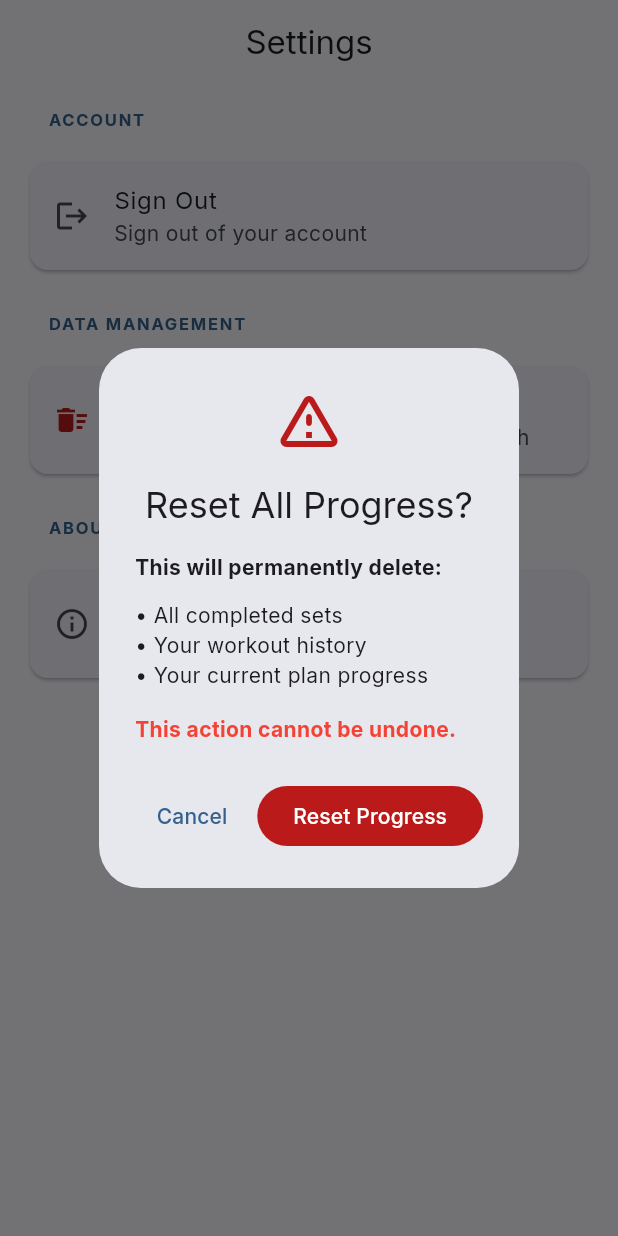
After one commit to abhirham/workout_tracker, a Flutter app: the SettingsScreen screen opened by its route, after a tap on "Reset All Progress", on a phone screen of 412 x 824 dp. The commit adds this screen. Run offline on Flutter 3.47's test engine with Material 3 defaults, Android fonts, the phone set to English and light mode, and no system bars; our stand-ins replace cloud_firestore, connectivity_plus, drift, firebase_auth, firebase_core, flutter_riverpod and 6 more; accounts and stored records are empty; generated files the repository leaves out were written again.

Commit message:
fixed inputs

```diff
--- a/workout_tracker/lib/core/router/app_router.dart
+++ b/workout_tracker/lib/core/router/app_router.dart
@@ -10,6 +10,7 @@ import 'package:workout_tracker/features/workout_plans/presentation/workout_plan
 import 'package:workout_tracker/features/weeks/presentation/week_selection_screen.dart';
 import 'package:workout_tracker/features/days/presentation/day_selection_screen.dart';
 import 'package:workout_tracker/features/workouts/presentation/workout_list_screen.dart';
+import 'package:workout_tracker/features/settings/presentation/settings_screen.dart';
 
 /// Helper class to convert a Stream into a ChangeNotifier for GoRouter
 class GoRouterRefreshStream extends ChangeNotifier {
@@ -82,6 +83,11 @@ final appRouterProvider = Provider<GoRouter>((ref) {
         name: 'home',
         builder: (context, state) => const WorkoutPlanListScreen(),
       ),
+      GoRoute(
+        path: '/settings',
+        name: 'settings',
+        builder: (context, state) => const SettingsScreen(),
+      ),
     GoRoute(
       path: '/plan/:planId/weeks',
       name: 'weeks',
--- /dev/null
+++ b/workout_tracker/lib/features/settings/presentation/settings_screen.dart
@@ -0,0 +1,255 @@
+import 'package:flutter/material.dart';
+import 'package:flutter_riverpod/flutter_riverpod.dart';
+import 'package:go_router/go_router.dart';
+import '../../sync/services/progress_sync_service.dart';
+import '../../sync/services/auth_service.dart';
+
+/// Settings screen for app configuration and data management
+class SettingsScreen extends ConsumerWidget {
+  const SettingsScreen({super.key});
+
+  @override
+  Widget build(BuildContext context, WidgetRef ref) {
+    final theme = Theme.of(context);
+
+    return Scaffold(
+      appBar: AppBar(
+        title: const Text('Settings'),
+        centerTitle: true,
+      ),
+      body: SafeArea(
+        child: ListView(
+          padding: const EdgeInsets.all(16),
+          children: [
+            // Account Section
+            _buildSectionHeader(theme, 'Account'),
+            const SizedBox(height: 8),
+            Card(
+              child: Column(
+                children: [
+                  ListTile(
+                    leading: const Icon(Icons.logout),
+                    title: const Text('Sign Out'),
+                    subtitle: const Text('Sign out of your account'),
+                    onTap: () => _handleSignOut(context, ref),
+                  ),
+                ],
+              ),
+            ),
+
+            const SizedBox(height: 24),
+
+            // Data Management Section
+            _buildSectionHeader(theme, 'Data Management'),
+            const SizedBox(height: 8),
+            Card(
+              child: Column(
+                children: [
+                  ListTile(
+                    leading: Icon(
+                      Icons.delete_sweep,
+                      color: theme.colorScheme.error,
+                    ),
+                    title: Text(
+                      'Reset All Progress',
+                      style: TextStyle(
+                        color: theme.colorScheme.error,
+                        fontWeight: FontWeight.w600,
+                      ),
+                    ),
+                    subtitle: const Text(
+                      'Delete all completed sets and start fresh',
+                    ),
+                    onTap: () => _showResetConfirmationDialog(context, ref),
+                  ),
+                ],
+              ),
+            ),
+
+            const SizedBox(height: 24),
+
+            // About Section
+            _buildSectionHeader(theme, 'About'),
+            const SizedBox(height: 8),
+            Card(
+              child: Column(
+                children: [
+                  ListTile(
+                    leading: const Icon(Icons.info_outline),
+                    title: const Text('Version'),
+                    subtitle: const Text('1.0.0'),
+                  ),
+                ],
+              ),
+            ),
+          ],
+        ),
+      ),
+    );
+  }
+
+  Widget _buildSectionHeader(ThemeData theme, String title) {
+    return Padding(
+      padding: const EdgeInsets.only(left: 16, bottom: 8),
+      child: Text(
+        title.toUpperCase(),
+        style: theme.textTheme.labelSmall?.copyWith(
+          color: theme.colorScheme.primary,
+          fontWeight: FontWeight.bold,
+          letterSpacing: 1.2,
+        ),
+      ),
+    );
+  }
+
+  Future<void> _handleSignOut(BuildContext context, WidgetRef ref) async {
+    final confirmed = await showDialog<bool>(
+      context: context,
+      builder: (context) => AlertDialog(
+        title: const Text('Sign Out'),
+        content: const Text('Are you sure you want to sign out?'),
+        actions: [
+          TextButton(
+            onPressed: () => Navigator.of(context).pop(false),
+            child: const Text('Cancel'),
+          ),
+          FilledButton(
+            onPressed: () => Navigator.of(context).pop(true),
+            child: const Text('Sign Out'),
+          ),
+        ],
+      ),
+    );
+
+    if (confirmed == true && context.mounted) {
+      try {
+        // Sign out via auth service
+        final authService = ref.read(authServiceProvider);
+        await authService.signOut();
+
+        if (context.mounted) {
+          context.go('/login');
+        }
+      } catch (e) {
+        if (context.mounted) {
+          ScaffoldMessenger.of(context).showSnackBar(
+            SnackBar(
+              content: Text('Failed to sign out: ${e.toString()}'),
+              backgroundColor: Theme.of(context).colorScheme.error,
+            ),
+          );
+        }
+      }
+    }
+  }
+
+  Future<void> _showResetConfirmationDialog(
+    BuildContext context,
+    WidgetRef ref,
+  ) async {
+    final theme = Theme.of(context);
+
+    final confirmed = await showDialog<bool>(
+      context: context,
+      builder: (context) => AlertDialog(
+        icon: Icon(
+          Icons.warning_amber_rounded,
+          size: 48,
+          color: theme.colorScheme.error,
+        ),
+        title: const Text('Reset All Progress?'),
+        content: const Column(
+          mainAxisSize: MainAxisSize.min,
+          crossAxisAlignment: CrossAxisAlignment.start,
+          children: [
+            Text(
+              'This will permanently delete:',
+              style: TextStyle(fontWeight: FontWeight.bold),
+            ),
+            SizedBox(height: 12),
+            Text('• All completed sets'),
+            Text('• Your workout history'),
+            Text('• Your current plan progress'),
+            SizedBox(height: 16),
+            Text(
+              'This action cannot be undone.',
+              style: TextStyle(
+                fontWeight: FontWeight.bold,
+                color: Colors.red,
+              ),
+            ),
+          ],
+        ),
+        actions: [
+          TextButton(
+            onPressed: () => Navigator.of(context).pop(false),
+            child: const Text('Cancel'),
+          ),
+          FilledButton(
+            onPressed: () => Navigator.of(context).pop(true),
+            style: FilledButton.styleFrom(
+              backgroundColor: theme.colorScheme.error,
+            ),
+            child: const Text('Reset Progress'),
+          ),
+        ],
+      ),
+    );
+
+    if (confirmed == true && context.mounted) {
+      await _performReset(context, ref);
+    }
+  }
+
+  Future<void> _performReset(BuildContext context, WidgetRef ref) async {
+    // Show loading dialog
+    showDialog(
+      context: context,
+      barrierDismissible: false,
+      builder: (context) => const AlertDialog(
+        content: Column(
+          mainAxisSize: MainAxisSize.min,
+          children: [
+            CircularProgressIndicator(),
+            SizedBox(height: 16),
+            Text('Resetting progress...'),
+          ],
+        ),
+      ),
+    );
+
+    try {
+      final progressService = ref.read(progressSyncServiceProvider);
+      await progressService.resetAllProgress();
+
+      if (context.mounted) {
+        // Close loading dialog
+        Navigator.of(context).pop();
+
+        // Show success message
+        ScaffoldMessenger.of(context).showSnackBar(
+          const SnackBar(
+            content: Text('Progress reset successfully'),
+            backgroundColor: Colors.green,
+          ),
+        );
+
+        // Navigate back to home
+        context.go('/');
+      }
+    } catch (e) {
+      if (context.mounted) {
+        // Close loading dialog
+        Navigator.of(context).pop();
+
+        // Show error message
+        ScaffoldMessenger.of(context).showSnackBar(
+          SnackBar(
+            content: Text('Failed to reset progress: ${e.toString()}'),
+            backgroundColor: Theme.of(context).colorScheme.error,
+          ),
+        );
+      }
+    }
+  }
+}
--- a/workout_tracker/lib/features/workout_plans/presentation/workout_plan_list_screen.dart
+++ b/workout_tracker/lib/features/workout_plans/presentation/workout_plan_list_screen.dart
@@ -47,6 +47,8 @@ class WorkoutPlanListScreen extends ConsumerWidget {
             onSelected: (value) {
               if (value == 'signout') {
                 _showSignOutDialog(context, ref);
+              } else if (value == 'settings') {
+                context.push('/settings');
               }
             },
             itemBuilder: (context) => [
@@ -77,6 +79,16 @@ class WorkoutPlanListScreen extends ConsumerWidget {
                 ),
                 const PopupMenuDivider(),
               ],
+              const PopupMenuItem<String>(
+                value: 'settings',
+                child: Row(
+                  children: [
+                    Icon(Icons.settings),
+                    SizedBox(width: 12),
+                    Text('Settings'),
+                  ],
+                ),
+              ),
               const PopupMenuItem<String>(
                 value: 'signout',
                 child: Row(
```
Also changed, not shown: workout_tracker/lib/features/sync/services/progress_sync_service.dart (+68 -0 lines), workout_tracker/lib/features/workouts/presentation/workout_list_screen.dart (+95 -14 lines).
